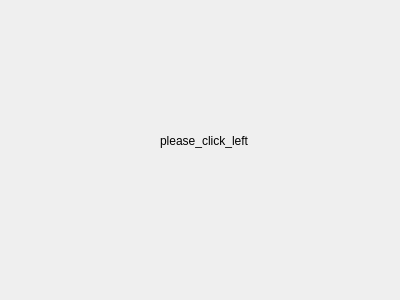
The window that ui/LangTestUI.ui (pavel-piatetskii/qt_test) describes before a commit, drawn with Qt 5.
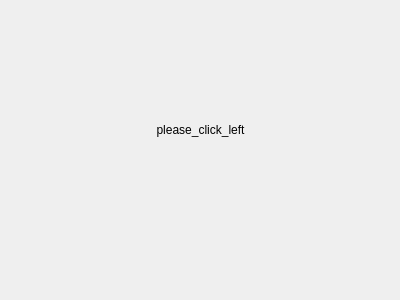
The same window after the commit.

Commit message: Finished the multi-lang sample app, add readme

The edit to the form file:
```diff
--- a/ui/LangTestUI.ui
+++ b/ui/LangTestUI.ui
@@ -19,15 +19,21 @@
    </property>
    <property name="geometry">
     <rect>
-     <x>160</x>
-     <y>130</y>
-     <width>91</width>
-     <height>21</height>
+     <x>0</x>
+     <y>120</y>
+     <width>401</width>
+     <height>20</height>
     </rect>
    </property>
+   <property name="autoFillBackground">
+    <bool>false</bool>
+   </property>
    <property name="text">
     <string>please_click_left</string>
    </property>
+   <property name="alignment">
+    <set>Qt::AlignCenter</set>
+   </property>
   </widget>
  </widget>
  <resources/>
```
The commit also changes 4 other files.
